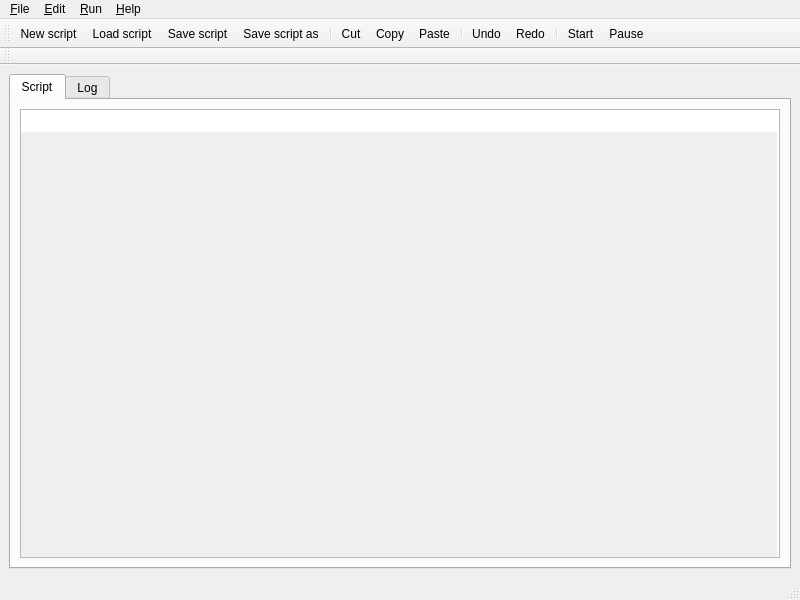
awacha/cct, file cct/qtgui/measurement/scripteditor/scripteditor.ui: the form before one commit.
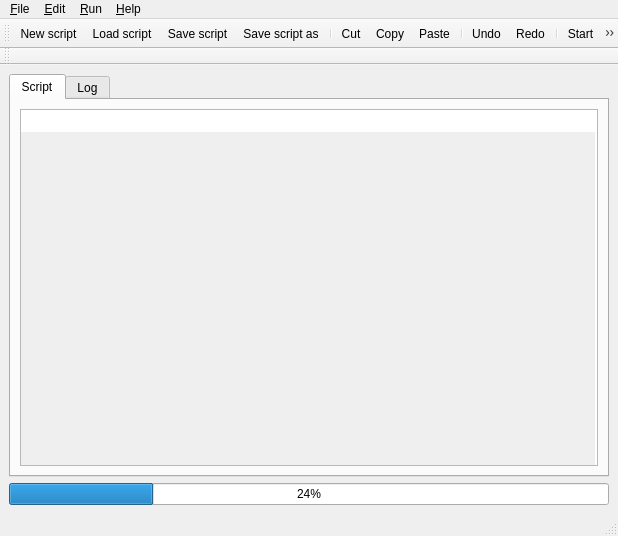
The form after the commit. Icons and pictures are not drawn.

Patch:
```diff
--- a/cct/qtgui/measurement/scripteditor/scripteditor.ui
+++ b/cct/qtgui/measurement/scripteditor/scripteditor.ui
@@ -6,8 +6,8 @@
    <rect>
     <x>0</x>
     <y>0</y>
-    <width>800</width>
-    <height>600</height>
+    <width>616</width>
+    <height>536</height>
    </rect>
   </property>
   <property name="windowTitle">
@@ -21,6 +21,12 @@
    <layout class="QVBoxLayout" name="verticalLayout">
     <item>
      <widget class="QTabWidget" name="tabWidget">
+      <property name="minimumSize">
+       <size>
+        <width>600</width>
+        <height>400</height>
+       </size>
+      </property>
       <property name="currentIndex">
        <number>0</number>
       </property>
@@ -65,6 +71,13 @@
       </widget>
      </widget>
     </item>
+    <item>
+     <widget class="QProgressBar" name="progressBar">
+      <property name="value">
+       <number>24</number>
+      </property>
+     </widget>
+    </item>
    </layout>
   </widget>
   <widget class="QMenuBar" name="menubar">
@@ -72,7 +85,7 @@
     <rect>
      <x>0</x>
      <y>0</y>
-     <width>800</width>
+     <width>616</width>
      <height>22</height>
     </rect>
    </property>
```
Left out of the diff: 13 changed lines with no effect on the pictures.
